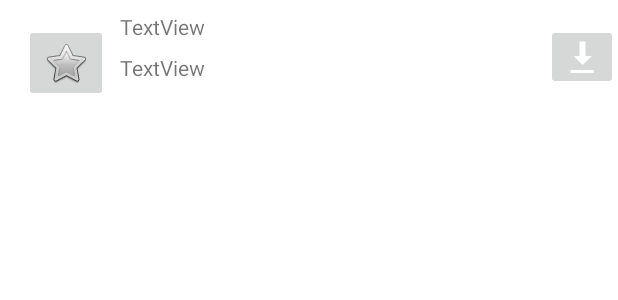
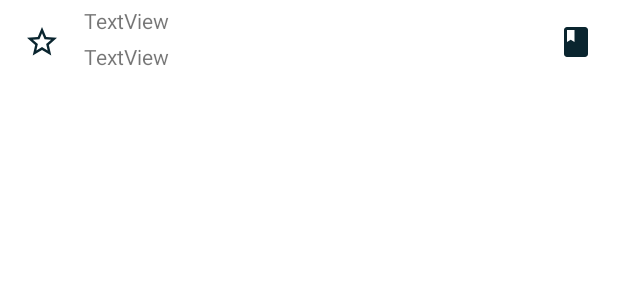
Before and after one commit to RomanFedkiv/TestProject, an Android app: the layout person_info_item.xml on its own in the app's theme, with its tools: preview values and no code run, on a phone screen of 412 x 824 dp. Shown: the top 300 px of the screen. Run offline under Robolectric (Android 15) with nearby library versions, the phone set to English and light mode, and no system bars.

```diff
--- a/app/build.gradle
+++ b/app/build.gradle
@@ -46,6 +46,7 @@ def gsonVersion = '2.8.5'
 def javaxAnnotationVersion = '1.0'
 def picassoVersion = '2.71828'
 def jsoupVersion = '1.8.3'
+def pdfVersion = '1.0.5'
 
 dependencies {
     implementation fileTree(dir: 'libs', include: ['*.jar'])
@@ -78,4 +79,7 @@ dependencies {
     implementation "com.squareup.retrofit2:adapter-rxjava2:${retrofitAdapterVersion}"
     implementation "com.squareup.picasso:picasso:${picassoVersion}"
     implementation "org.jsoup:jsoup:${jsoupVersion}"
+    implementation "es.voghdev.pdfviewpager:library:${pdfVersion}"
+
+
 }
--- a/app/src/main/AndroidManifest.xml
+++ b/app/src/main/AndroidManifest.xml
@@ -22,6 +22,7 @@
         </activity>
         <activity android:name=".ui.FavouritePersonActivity"></activity>
 
+        <activity android:name=".ui.PdfReaderActivity"></activity>
         <receiver
             android:name=".ui.ConnectivityReceiver"
             android:enabled="true">
--- a/app/src/main/java/com/example/roman/testproject/ui/adapter/FavouritePersonAdapter.kt
+++ b/app/src/main/java/com/example/roman/testproject/ui/adapter/FavouritePersonAdapter.kt
@@ -7,7 +7,7 @@ import com.example.roman.testproject.R
 import com.example.roman.testproject.data.model.PersonInfo
 
 class FavouritePersonAdapter (
-        private val clickListener: (PersonInfo) -> Unit
+        private val clickListener: (PersonInfo, String) -> Unit
 ) : RecyclerView.Adapter<FavouritePersonHolder>(){
 
     private var listNews : List<PersonInfo> = listOf()
--- a/app/src/main/java/com/example/roman/testproject/ui/adapter/PersonAdapter.kt
+++ b/app/src/main/java/com/example/roman/testproject/ui/adapter/PersonAdapter.kt
@@ -9,7 +9,7 @@ import com.example.roman.testproject.data.model.PersonInfo
 
 
 class PersonAdapter(
-        private val clickListener: (PersonInfo) -> Unit
+        private val clickListener: (PersonInfo,String) -> Unit
 ) : RecyclerView.Adapter<PersonHolder>(){
 
     private var listNews : List<PersonInfo> = listOf()
@@ -31,6 +31,4 @@ class PersonAdapter(
     override fun onBindViewHolder(holder: PersonHolder, position: Int) {
         holder.bind(listNews[position])
     }
-
-
 }
--- a/app/src/main/java/com/example/roman/testproject/remote/PersonInfoAPI.kt
+++ b/app/src/main/res/drawable/ic_book_black_24dp.xml
@@ -1,13 +1,5 @@
-package com.example.roman.testproject.remote
-
-import com.example.roman.testproject.remote.model.PersonInfoRemoteEntity
-import io.reactivex.Single
-import retrofit2.http.GET
-import retrofit2.http.Query
-
-interface PersonInfoAPI {
-
-    @GET("declaration/")
-    fun getPersonInfo(@Query("q") query: String)
-            : Single<Responce<List<PersonInfoRemoteEntity>>>
-}
+<vector android:height="24dp" android:tint="#0A252F"
+    android:viewportHeight="24.0" android:viewportWidth="24.0"
+    android:width="24dp" xmlns:android="http://schemas.android.com/apk/res/android">
+    <path android:fillColor="#FF000000" android:pathData="M18,2H6c-1.1,0 -2,0.9 -2,2v16c0,1.1 0.9,2 2,2h12c1.1,0 2,-0.9 2,-2V4c0,-1.1 -0.9,-2 -2,-2zM6,4h5v8l-2.5,-1.5L6,12V4z"/>
+</vector>
--- /dev/null
+++ b/app/src/main/res/drawable/ic_star_border_black_24dp.xml
@@ -0,0 +1,5 @@
+<vector android:height="24dp" android:tint="#0A252F"
+    android:viewportHeight="24.0" android:viewportWidth="24.0"
+    android:width="24dp" xmlns:android="http://schemas.android.com/apk/res/android">
+    <path android:fillColor="#FF000000" android:pathData="M22,9.24l-7.19,-0.62L12,2 9.19,8.63 2,9.24l5.46,4.73L5.82,21 12,17.27 18.18,21l-1.63,-7.03L22,9.24zM12,15.4l-3.76,2.27 1,-4.28 -3.32,-2.88 4.38,-0.38L12,6.1l1.71,4.04 4.38,0.38 -3.32,2.88 1,4.28L12,15.4z"/>
+</vector>
--- a/app/src/main/res/layout/person_info_item.xml
+++ b/app/src/main/res/layout/person_info_item.xml
@@ -11,40 +11,49 @@
         android:layout_height="19dp"
         android:layout_marginEnd="8dp"
         android:layout_marginStart="8dp"
-        android:layout_marginTop="8dp"
+        android:layout_marginTop="4dp"
         android:text="TextView"
-        app:layout_constraintEnd_toStartOf="@+id/imageButton"
+        app:layout_constraintEnd_toStartOf="@+id/pdf_button"
         app:layout_constraintStart_toEndOf="@+id/favourite_button"
         app:layout_constraintTop_toTopOf="parent" />
 
     <ImageButton
-        android:id="@+id/imageButton"
-        android:layout_width="wrap_content"
-        android:layout_height="wrap_content"
-        android:layout_marginTop="16dp"
+        android:id="@+id/pdf_button"
+        android:layout_width="40dp"
+        android:layout_height="40dp"
+        android:layout_marginBottom="8dp"
+        android:layout_marginEnd="8dp"
+        android:layout_marginTop="8dp"
+        android:background="@android:color/background_light"
+        app:layout_constraintBottom_toBottomOf="parent"
         app:layout_constraintEnd_toEndOf="parent"
         app:layout_constraintTop_toTopOf="parent"
-        app:srcCompat="@android:drawable/stat_sys_download" />
+        app:srcCompat="@drawable/ic_book_black_24dp" />
 
     <TextView
         android:id="@+id/place_of_work"
         android:layout_width="0dp"
         android:layout_height="wrap_content"
+        android:layout_marginBottom="8dp"
         android:layout_marginEnd="8dp"
         android:layout_marginStart="8dp"
-        android:layout_marginTop="8dp"
+        android:layout_marginTop="4dp"
         android:text="TextView"
-        app:layout_constraintEnd_toStartOf="@+id/imageButton"
+        app:layout_constraintBottom_toBottomOf="parent"
+        app:layout_constraintEnd_toStartOf="@+id/pdf_button"
         app:layout_constraintStart_toEndOf="@+id/favourite_button"
         app:layout_constraintTop_toBottomOf="@+id/first_name" />
 
     <ImageButton
         android:id="@+id/favourite_button"
-        android:layout_width="wrap_content"
-        android:layout_height="wrap_content"
-        android:layout_marginStart="16dp"
-        android:layout_marginTop="16dp"
+        android:layout_width="40dp"
+        android:layout_height="40dp"
+        android:layout_marginBottom="8dp"
+        android:layout_marginStart="8dp"
+        android:layout_marginTop="8dp"
+        android:background="@android:color/background_light"
+        app:layout_constraintBottom_toBottomOf="parent"
         app:layout_constraintStart_toStartOf="parent"
         app:layout_constraintTop_toTopOf="parent"
-        app:srcCompat="@android:drawable/btn_star_big_off" />
+        app:srcCompat="@drawable/ic_star_border_black_24dp" />
 </android.support.constraint.ConstraintLayout>
--- a/app/src/main/res/values/strings.xml
+++ b/app/src/main/res/values/strings.xml
@@ -3,5 +3,4 @@
     <string name="title_activity_main_navigation">MainNavigationActivity</string>
     <string name="title_search">Search</string>
     <string name="title_favourite">Favourite</string>
-
 </resources>
```
Also changed, not shown: app/src/main/java/com/example/roman/testproject/ui/FavouritePersonActivity.kt (+12 -7 lines), app/src/main/java/com/example/roman/testproject/ui/PdfReaderActivity.kt (added, +28 -0 lines), app/src/main/java/com/example/roman/testproject/ui/SearchPersonActivity.kt (+27 -26 lines), app/src/main/java/com/example/roman/testproject/ui/adapter/FavouritePersonHolder.kt (+5 -2 lines), app/src/main/java/com/example/roman/testproject/ui/adapter/PersonHolder.kt (+5 -2 lines), app/src/main/res/layout/favourite_person_item.xml (+24 -18 lines), app/src/main/res/layout/pdf_web_view_activity.xml (added, +7 -0 lines), 1 other file.
